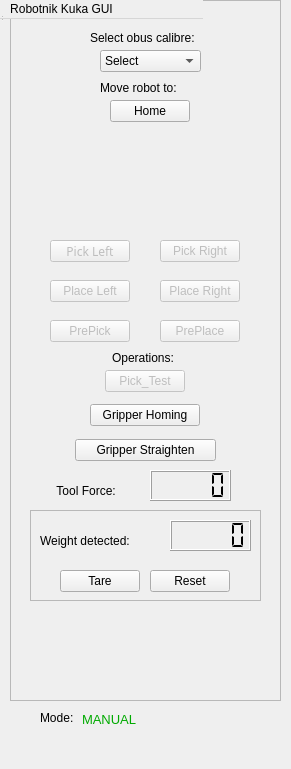
The window that resource/RqtKuka.ui (asoriano1/rqt_kuka) describes before a commit, drawn with Qt 5.
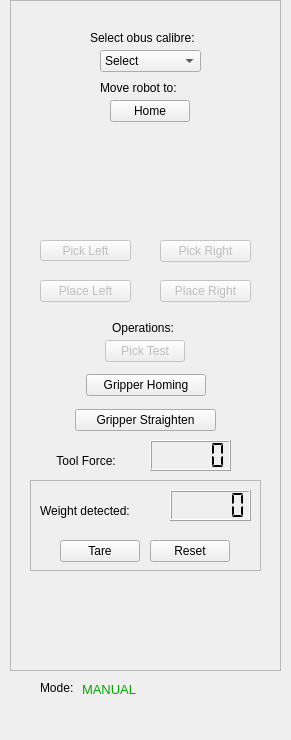
The same window after the commit. Icons and pictures are not drawn.

The edit to the form file:
```diff
--- a/resource/RqtKuka.ui
+++ b/resource/RqtKuka.ui
@@ -7,7 +7,7 @@
     <x>0</x>
     <y>0</y>
     <width>291</width>
-    <height>769</height>
+    <height>740</height>
    </rect>
   </property>
   <property name="windowTitle">
@@ -28,7 +28,7 @@
       <x>10</x>
       <y>0</y>
       <width>271</width>
-      <height>701</height>
+      <height>671</height>
      </rect>
     </property>
     <property name="frameShape">
@@ -41,7 +41,7 @@
      <property name="geometry">
       <rect>
        <x>30</x>
-       <y>610</y>
+       <y>580</y>
        <width>211</width>
        <height>81</height>
       </rect>
@@ -111,7 +111,7 @@
      <property name="geometry">
       <rect>
        <x>30</x>
-       <y>530</y>
+       <y>500</y>
        <width>121</width>
        <height>21</height>
       </rect>
@@ -124,7 +124,7 @@
      <property name="geometry">
       <rect>
        <x>40</x>
-       <y>480</y>
+       <y>450</y>
        <width>121</width>
        <height>21</height>
       </rect>
@@ -137,7 +137,7 @@
      <property name="geometry">
       <rect>
        <x>140</x>
-       <y>470</y>
+       <y>440</y>
        <width>81</width>
        <height>31</height>
       </rect>
@@ -146,22 +146,6 @@
       <enum>QLCDNumber::Flat</enum>
      </property>
     </widget>
-    <widget class="QPushButton" name="PrePick_Button">
-     <property name="enabled">
-      <bool>false</bool>
-     </property>
-     <property name="geometry">
-      <rect>
-       <x>40</x>
-       <y>320</y>
-       <width>80</width>
-       <height>22</height>
-      </rect>
-     </property>
-     <property name="text">
-      <string>PrePick</string>
-     </property>
-    </widget>
     <widget class="QPushButton" name="PickTest_Button">
      <property name="enabled">
       <bool>false</bool>
@@ -169,29 +153,13 @@
      <property name="geometry">
       <rect>
        <x>95</x>
-       <y>370</y>
+       <y>340</y>
        <width>80</width>
        <height>22</height>
       </rect>
      </property>
      <property name="text">
-      <string>Pick_Test</string>
-     </property>
-    </widget>
-    <widget class="QPushButton" name="PrePlace_Button">
-     <property name="enabled">
-      <bool>false</bool>
-     </property>
-     <property name="geometry">
-      <rect>
-       <x>150</x>
-       <y>320</y>
-       <width>80</width>
-       <height>22</height>
-      </rect>
-     </property>
-     <property name="text">
-      <string>PrePlace</string>
+      <string>Pick Test</string>
      </property>
     </widget>
     <widget class="QPushButton" name="Home_Button">
@@ -214,7 +182,7 @@
      <property name="geometry">
       <rect>
        <x>160</x>
-       <y>520</y>
+       <y>490</y>
        <width>81</width>
        <height>31</height>
       </rect>
@@ -243,7 +211,7 @@
      <property name="geometry">
       <rect>
        <x>102</x>
-       <y>350</y>
+       <y>320</y>
        <width>91</width>
        <height>16</height>
       </rect>
@@ -259,7 +227,7 @@
      <property name="geometry">
       <rect>
        <x>65</x>
-       <y>439</y>
+       <y>409</y>
        <width>141</width>
        <height>22</height>
       </rect>
@@ -275,7 +243,7 @@
      <property name="geometry">
       <rect>
        <x>50</x>
-       <y>570</y>
+       <y>540</y>
        <width>80</width>
        <height>22</height>
       </rect>
@@ -291,7 +259,7 @@
      <property name="geometry">
       <rect>
        <x>140</x>
-       <y>570</y>
+       <y>540</y>
        <width>80</width>
        <height>22</height>
       </rect>
@@ -341,7 +309,7 @@
      <property name="geometry">
       <rect>
        <x>20</x>
-       <y>510</y>
+       <y>480</y>
        <width>231</width>
        <height>91</height>
       </rect>
@@ -353,97 +321,6 @@
       <enum>QFrame::Raised</enum>
      </property>
     </widget>
-    <widget class="QPushButton" name="Pick_Left_Button">
-     <property name="enabled">
-      <bool>false</bool>
-     </property>
-     <property name="geometry">
-      <rect>
-       <x>40</x>
-       <y>240</y>
-       <width>80</width>
-       <height>22</height>
-      </rect>
-     </property>
-     <property name="palette">
-      <palette>
-       <active>
-        <colorrole role="WindowText">
-         <brush brushstyle="SolidPattern">
-          <color alpha="255">
-           <red>0</red>
-           <green>0</green>
-           <blue>0</blue>
-          </color>
-         </brush>
-        </colorrole>
-        <colorrole role="ButtonText">
-         <brush brushstyle="SolidPattern">
-          <color alpha="255">
-           <red>170</red>
-           <green>0</green>
-           <blue>0</blue>
-          </color>
-         </brush>
-        </colorrole>
-       </active>
-       <inactive>
-        <colorrole role="WindowText">
-         <brush brushstyle="SolidPattern">
-          <color alpha="255">
-           <red>0</red>
-           <green>0</green>
-           <blue>0</blue>
-          </color>
-         </brush>
-        </colorrole>
-        <colorrole role="ButtonText">
-         <brush brushstyle="SolidPattern">
-          <color alpha="255">
-           <red>170</red>
-           <green>0</green>
-           <blue>0</blue>
-          </color>
-         </brush>
-        </colorrole>
-       </inactive>
-       <disabled>
-        <colorrole role="WindowText">
-         <brush brushstyle="SolidPattern">
-          <color alpha="255">
-           <red>190</red>
-           <green>190</green>
-           <blue>190</blue>
-          </color>
-         </brush>
-        </colorrole>
-        <colorrole role="ButtonText">
-         <brush brushstyle="SolidPattern">
-          <color alpha="255">
-           <red>190</red>
-           <green>190</green>
-           <blue>190</blue>
-          </color>
-         </brush>
-        </colorrole>
-       </disabled>
-      </palette>
-     </property>
-     <property name="font">
-      <font>
-       <family>Sans Serif</family>
-      </font>
-     </property>
-     <property name="autoFillBackground">
-      <bool>false</bool>
-     </property>
-     <property name="styleSheet">
-      <string notr="true"/>
-     </property>
-     <property name="text">
-      <string>Pick Left</string>
-     </property>
-    </widget>
     <widget class="QPushButton" name="Pick_Right_Button">
      <property name="enabled">
       <bool>false</bool>
@@ -452,7 +329,7 @@
       <rect>
        <x>150</x>
        <y>240</y>
-       <width>80</width>
+       <width>91</width>
        <height>22</height>
       </rect>
      </property>
@@ -530,9 +407,9 @@
      </property>
      <property name="geometry">
       <rect>
-       <x>40</x>
+       <x>30</x>
        <y>280</y>
-       <width>80</width>
+       <width>91</width>
        <height>22</height>
       </rect>
      </property>
@@ -585,7 +462,7 @@
       <rect>
        <x>150</x>
        <y>280</y>
-       <width>80</width>
+       <width>91</width>
        <height>22</height>
       </rect>
      </property>
@@ -649,6 +526,59 @@
       <bool>true</bool>
      </property>
     </widget>
+    <widget class="QPushButton" name="Pick_Left_Button">
+     <property name="enabled">
+      <bool>false</bool>
+     </property>
+     <property name="geometry">
+      <rect>
+       <x>30</x>
+       <y>240</y>
+       <width>91</width>
+       <height>21</height>
+      </rect>
+     </property>
+     <property name="palette">
+      <palette>
+       <active>
+        <colorrole role="ButtonText">
+         <brush brushstyle="SolidPattern">
+          <color alpha="255">
+           <red>170</red>
+           <green>0</green>
+           <blue>0</blue>
+          </color>
+         </brush>
+        </colorrole>
+       </active>
+       <inactive>
+        <colorrole role="ButtonText">
+         <brush brushstyle="SolidPattern">
+          <color alpha="255">
+           <red>170</red>
+           <green>0</green>
+           <blue>0</blue>
+          </color>
+         </brush>
+        </colorrole>
+       </inactive>
+       <disabled>
+        <colorrole role="ButtonText">
+         <brush brushstyle="SolidPattern">
+          <color alpha="255">
+           <red>190</red>
+           <green>190</green>
+           <blue>190</blue>
+          </color>
+         </brush>
+        </colorrole>
+       </disabled>
+      </palette>
+     </property>
+     <property name="text">
+      <string>Pick Left</string>
+     </property>
+    </widget>
     <zorder>frame_2</zorder>
     <zorder>label</zorder>
     <zorder>calibre_comboBox</zorder>
@@ -673,38 +603,12 @@
     <zorder>label_2</zorder>
    </widget>
   </widget>
-  <widget class="QMenuBar" name="menubar">
-   <property name="geometry">
-    <rect>
-     <x>0</x>
-     <y>0</y>
-     <width>203</width>
-     <height>19</height>
-    </rect>
-   </property>
-   <widget class="QMenu" name="menuRobotnik_Kuka_GUI">
-    <property name="title">
-     <string>Robotnik Kuka GUI</string>
-    </property>
-   </widget>
-   <addaction name="menuRobotnik_Kuka_GUI"/>
-  </widget>
-  <widget class="QStatusBar" name="statusbar">
-   <property name="geometry">
-    <rect>
-     <x>0</x>
-     <y>0</y>
-     <width>3</width>
-     <height>22</height>
-    </rect>
-   </property>
-  </widget>
   <widget class="QPushButton" name="Gripper_Homing_Button">
    <property name="geometry">
     <rect>
-     <x>90</x>
-     <y>404</y>
-     <width>110</width>
+     <x>86</x>
+     <y>374</y>
+     <width>120</width>
      <height>22</height>
     </rect>
    </property>
@@ -716,7 +620,7 @@
    <property name="geometry">
     <rect>
      <x>40</x>
-     <y>710</y>
+     <y>680</y>
      <width>41</width>
      <height>16</height>
     </rect>
@@ -729,7 +633,7 @@
    <property name="geometry">
     <rect>
      <x>82</x>
-     <y>709</y>
+     <y>679</y>
      <width>151</width>
      <height>20</height>
     </rect>
@@ -753,7 +657,7 @@
    <property name="geometry">
     <rect>
      <x>20</x>
-     <y>720</y>
+     <y>690</y>
      <width>231</width>
      <height>41</height>
     </rect>
@@ -766,7 +670,7 @@
    <property name="geometry">
     <rect>
      <x>170</x>
-     <y>750</y>
+     <y>720</y>
      <width>91</width>
      <height>16</height>
     </rect>
```
Left out of the diff: 8 changed lines with no effect on the pictures.
